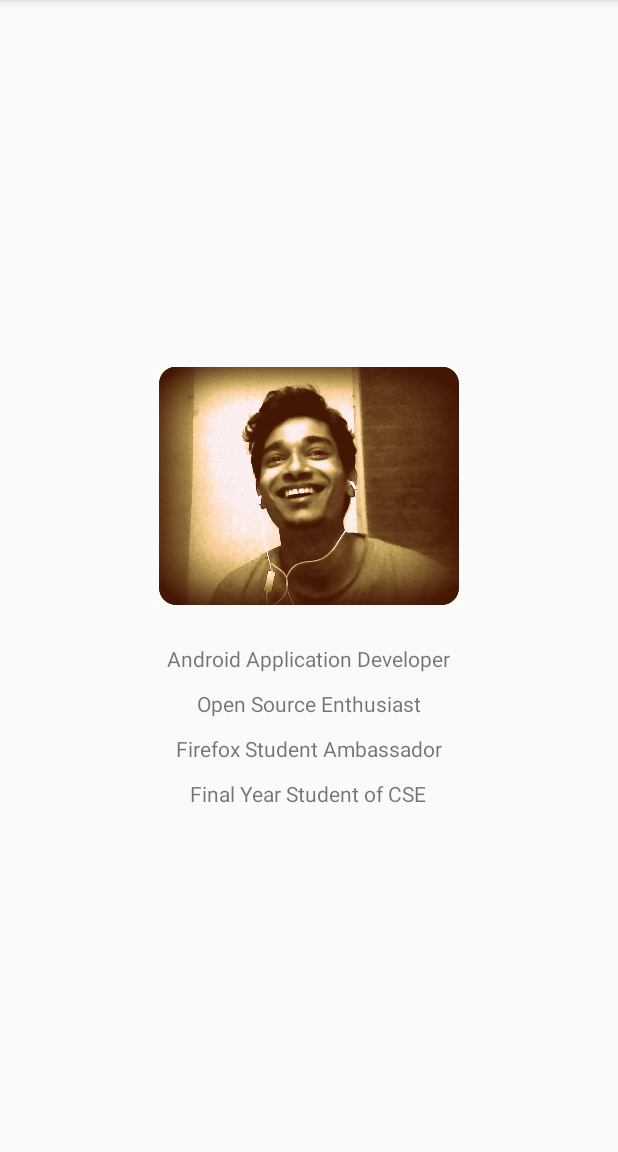
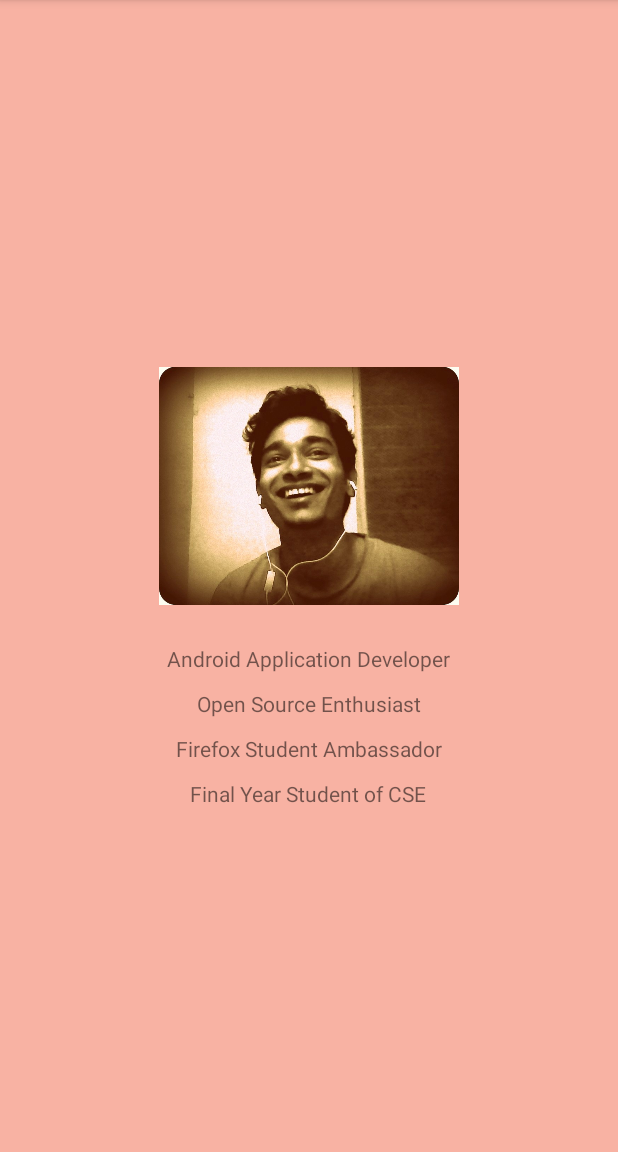
Before and after one commit to technoAri/AriItsMe, an Android app: the AboutMeActivity screen opened directly, with no data from a screen before it, on a phone screen of 412 x 824 dp, the part 84-1236 px from its top. Run offline under Robolectric (Android 15) with nearby library versions, the phone set to English and light mode, and no system bars.

```diff
--- a/app/src/main/res/layout/activity_about_me.xml
+++ b/app/src/main/res/layout/activity_about_me.xml
@@ -7,7 +7,8 @@
     android:paddingLeft="@dimen/activity_horizontal_margin"
     android:paddingRight="@dimen/activity_horizontal_margin"
     android:paddingTop="@dimen/activity_vertical_margin"
-    tools:context="com.example.hppc.ariitsme.Activities.AboutMeActivity">
+    tools:context="com.example.hppc.ariitsme.Activities.AboutMeActivity"
+    android:background="#f8b2a3">
 
     <LinearLayout
         android:gravity="center"
--- a/app/src/main/res/layout/myfragment_layout.xml
+++ b/app/src/main/res/layout/myfragment_layout.xml
@@ -2,7 +2,8 @@
 <RelativeLayout xmlns:android="http://schemas.android.com/apk/res/android"
     android:layout_width="match_parent"
     android:layout_height="match_parent"
-    android:orientation="vertical" >
+    android:orientation="vertical"
+    android:background="#f8d8a3">
     <TextView
         android:id="@+id/textView"
         android:layout_width="wrap_content"
```
